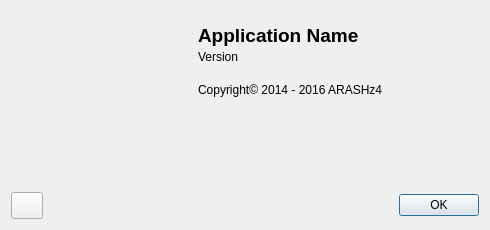
Above: Source/about.ui from ARASHz4/Advanced_Photo before the change. Below: the same form after it.
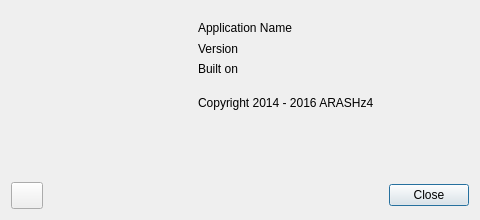
That is the form after the change. Icons and pictures are not drawn.

Patch:
```diff
--- a/Source/about.ui
+++ b/Source/about.ui
@@ -6,20 +6,20 @@
    <rect>
     <x>0</x>
     <y>0</y>
-    <width>490</width>
-    <height>230</height>
+    <width>480</width>
+    <height>220</height>
    </rect>
   </property>
   <property name="minimumSize">
    <size>
-    <width>490</width>
-    <height>230</height>
+    <width>480</width>
+    <height>220</height>
    </size>
   </property>
   <property name="maximumSize">
    <size>
-    <width>490</width>
-    <height>230</height>
+    <width>480</width>
+    <height>220</height>
    </size>
   </property>
   <property name="windowTitle">
@@ -36,7 +36,7 @@
       <number>0</number>
      </property>
      <item>
-      <widget class="QLabel" name="aboutIcon">
+      <widget class="QLabel" name="ApplicationIcon">
        <property name="sizePolicy">
         <sizepolicy hsizetype="Fixed" vsizetype="Fixed">
          <horstretch>0</horstretch>
@@ -98,21 +98,47 @@
      <property name="spacing">
       <number>0</number>
      </property>
-     <item row="0" column="0">
-      <spacer name="verticalSpacer_5">
-       <property name="orientation">
-        <enum>Qt::Vertical</enum>
+     <item row="2" column="0">
+      <layout class="QHBoxLayout" name="horizontalLayout_2">
+       <property name="spacing">
+        <number>0</number>
        </property>
-       <property name="sizeType">
-        <enum>QSizePolicy::Fixed</enum>
-       </property>
-       <property name="sizeHint" stdset="0">
-        <size>
-         <width>20</width>
-         <height>13</height>
-        </size>
-       </property>
-      </spacer>
+       <item>
+        <widget class="QLabel" name="ApplicationVersionLabel">
+         <property name="sizePolicy">
+          <sizepolicy hsizetype="Preferred" vsizetype="Fixed">
+           <horstretch>0</horstretch>
+           <verstretch>0</verstretch>
+          </sizepolicy>
+         </property>
+         <property name="minimumSize">
+          <size>
+           <width>0</width>
+           <height>16</height>
+          </size>
+         </property>
+         <property name="text">
+          <string notr="true">Version</string>
+         </property>
+         <property name="textInteractionFlags">
+          <set>Qt::LinksAccessibleByMouse|Qt::TextSelectableByMouse</set>
+         </property>
+        </widget>
+       </item>
+       <item>
+        <spacer name="horizontalSpacer_2">
+         <property name="orientation">
+          <enum>Qt::Horizontal</enum>
+         </property>
+         <property name="sizeHint" stdset="0">
+          <size>
+           <width>40</width>
+           <height>20</height>
+          </size>
+         </property>
+        </spacer>
+       </item>
+      </layout>
      </item>
      <item row="1" column="0">
       <layout class="QHBoxLayout" name="horizontalLayout_3">
@@ -133,16 +159,6 @@
            <height>19</height>
           </size>
          </property>
-         <property name="font">
-          <font>
-           <pointsize>14</pointsize>
-           <weight>75</weight>
-           <italic>false</italic>
-           <bold>true</bold>
-           <strikeout>false</strikeout>
-           <kerning>true</kerning>
-          </font>
-         </property>
          <property name="text">
           <string notr="true">Application Name</string>
          </property>
@@ -166,87 +182,49 @@
        </item>
       </layout>
      </item>
-     <item row="2" column="0">
-      <layout class="QHBoxLayout" name="horizontalLayout_2">
-       <property name="spacing">
-        <number>0</number>
-       </property>
-       <item>
-        <widget class="QLabel" name="VersionLabel">
-         <property name="sizePolicy">
-          <sizepolicy hsizetype="Preferred" vsizetype="Fixed">
-           <horstretch>0</horstretch>
-           <verstretch>0</verstretch>
-          </sizepolicy>
-         </property>
-         <property name="minimumSize">
-          <size>
-           <width>0</width>
-           <height>16</height>
-          </size>
-         </property>
-         <property name="text">
-          <string>Version </string>
-         </property>
-        </widget>
-       </item>
-       <item>
-        <widget class="QLabel" name="ApplicationVersionLabel">
-         <property name="sizePolicy">
-          <sizepolicy hsizetype="Preferred" vsizetype="Fixed">
-           <horstretch>0</horstretch>
-           <verstretch>0</verstretch>
-          </sizepolicy>
-         </property>
-         <property name="minimumSize">
-          <size>
-           <width>0</width>
-           <height>16</height>
-          </size>
-         </property>
-         <property name="accessibleName">
-          <string notr="true"/>
-         </property>
-         <property name="text">
-          <string notr="true"/>
-         </property>
-         <property name="textInteractionFlags">
-          <set>Qt::LinksAccessibleByMouse|Qt::TextSelectableByMouse</set>
-         </property>
-        </widget>
-       </item>
-       <item>
-        <spacer name="horizontalSpacer_2">
-         <property name="orientation">
-          <enum>Qt::Horizontal</enum>
-         </property>
-         <property name="sizeHint" stdset="0">
-          <size>
-           <width>40</width>
-           <height>20</height>
-          </size>
-         </property>
-        </spacer>
-       </item>
-      </layout>
-     </item>
      <item row="3" column="0">
-      <spacer name="verticalSpacer_2">
-       <property name="orientation">
-        <enum>Qt::Vertical</enum>
+      <layout class="QHBoxLayout" name="horizontalLayout_5">
+       <property name="spacing">
+        <number>0</number>
        </property>
-       <property name="sizeType">
-        <enum>QSizePolicy::Fixed</enum>
-       </property>
-       <property name="sizeHint" stdset="0">
-        <size>
-         <width>20</width>
-         <height>13</height>
-        </size>
-       </property>
-      </spacer>
+       <item>
+        <widget class="QLabel" name="ApplicationBuiltOnDateLabel">
+         <property name="sizePolicy">
+          <sizepolicy hsizetype="Preferred" vsizetype="Fixed">
+           <horstretch>0</horstretch>
+           <verstretch>0</verstretch>
+          </sizepolicy>
+         </property>
+         <property name="minimumSize">
+          <size>
+           <width>0</width>
+           <height>16</height>
+          </size>
+         </property>
+         <property name="text">
+          <string notr="true">Built on</string>
+         </property>
+         <property name="textInteractionFlags">
+          <set>Qt::LinksAccessibleByMouse|Qt::TextSelectableByMouse</set>
+         </property>
+        </widget>
+       </item>
+       <item>
+        <spacer name="horizontalSpacer_5">
+         <property name="orientation">
+          <enum>Qt::Horizontal</enum>
+         </property>
+         <property name="sizeHint" stdset="0">
+          <size>
+           <width>40</width>
+           <height>20</height>
+          </size>
+         </property>
+        </spacer>
+       </item>
+      </layout>
      </item>
-     <item row="4" column="0">
+     <item row="5" column="0">
       <layout class="QHBoxLayout" name="horizontalLayout_4">
        <property name="spacing">
         <number>0</number>
@@ -266,7 +244,7 @@
           </size>
          </property>
          <property name="text">
-          <string>Copyright© 2014 - 2016 ARASHz4</string>
+          <string>Copyright 2014 - 2016 ARASHz4</string>
          </property>
         </widget>
        </item>
@@ -285,15 +263,47 @@
        </item>
       </layout>
      </item>
-     <item row="5" column="0">
+     <item row="0" column="0">
+      <spacer name="verticalSpacer_5">
+       <property name="orientation">
+        <enum>Qt::Vertical</enum>
+       </property>
+       <property name="sizeType">
+        <enum>QSizePolicy::Fixed</enum>
+       </property>
+       <property name="sizeHint" stdset="0">
+        <size>
+         <width>20</width>
+         <height>8</height>
+        </size>
+       </property>
+      </spacer>
+     </item>
+     <item row="4" column="0">
       <spacer name="verticalSpacer_4">
        <property name="orientation">
         <enum>Qt::Vertical</enum>
        </property>
+       <property name="sizeType">
+        <enum>QSizePolicy::Fixed</enum>
+       </property>
        <property name="sizeHint" stdset="0">
         <size>
          <width>20</width>
-         <height>38</height>
+         <height>14</height>
+        </size>
+       </property>
+      </spacer>
+     </item>
+     <item row="6" column="0">
+      <spacer name="verticalSpacer_2">
+       <property name="orientation">
+        <enum>Qt::Vertical</enum>
+       </property>
+       <property name="sizeHint" stdset="0">
+        <size>
+         <width>20</width>
+         <height>18</height>
         </size>
        </property>
       </spacer>
@@ -306,7 +316,7 @@
       <number>0</number>
      </property>
      <item>
-      <widget class="QToolButton" name="QtPushButton">
+      <widget class="QToolButton" name="AboutQtButton">
        <property name="cursor">
         <cursorShape>PointingHandCursor</cursorShape>
        </property>
@@ -342,7 +352,7 @@
       </spacer>
      </item>
      <item>
-      <widget class="QPushButton" name="OkButton">
+      <widget class="QPushButton" name="CloseButton">
        <property name="sizePolicy">
         <sizepolicy hsizetype="Minimum" vsizetype="Fixed">
          <horstretch>0</horstretch>
@@ -350,7 +360,7 @@
         </sizepolicy>
        </property>
        <property name="text">
-        <string>OK</string>
+        <string>Close</string>
        </property>
       </widget>
      </item>
```
Left out of the diff: 4 changed lines with no effect on the pictures.
